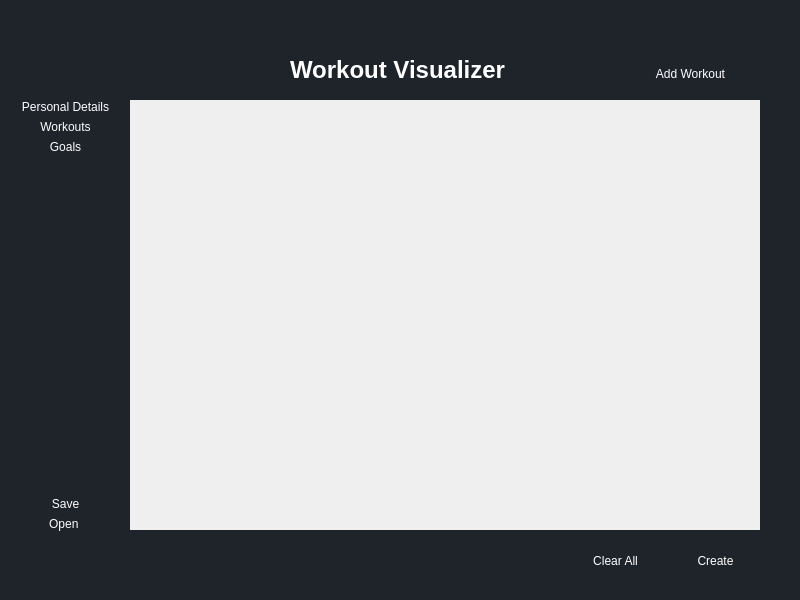
Old version of the form src/designer_files/home_view.ui in the repository Meviii/Workout-Visualizer.
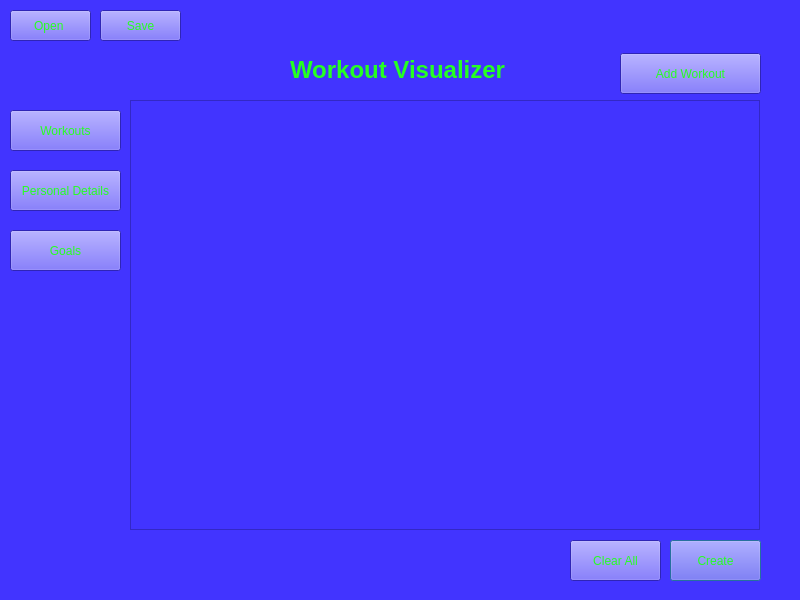
New version of the form.

Diff of the .ui file:
```diff
--- a/src/designer_files/home_view.ui
+++ b/src/designer_files/home_view.ui
@@ -17,31 +17,10 @@
    <bool>false</bool>
   </property>
   <property name="styleSheet">
-   <string notr="true">*{
-	border: none;
-	background-color:transparent;
-	background:none;
-	padding:0;
-	margin:0;
-	color:#fff;
-}
-
-#home_view{
-	background-color:#1f232a;
-}
-
-#verticalLayout{
-	background-color:#16191d;
-}
-
-#verticalLayout QPushButton{
-	text-align:left;
-	padding:5px 10px;
-	border-top-left-radius:10px;
-	border-bottom-left-radius:10px;
-}
-
-</string>
+   <string notr="true">border-color: rgb(255, 0, 127);
+color: rgb(38, 255, 34);
+font: 75 8pt &quot;MS Shell Dlg 2&quot;;
+background-color: rgb(66, 52, 255);</string>
   </property>
   <widget class="QLabel" name="home_title_label">
    <property name="geometry">
@@ -72,6 +51,22 @@
     <string>Create</string>
    </property>
   </widget>
+  <widget class="QPushButton" name="home_open_button">
+   <property name="geometry">
+    <rect>
+     <x>10</x>
+     <y>10</y>
+     <width>81</width>
+     <height>31</height>
+    </rect>
+   </property>
+   <property name="styleSheet">
+    <string notr="true">font: 75 8pt &quot;MS Shell Dlg 2&quot;;</string>
+   </property>
+   <property name="text">
+    <string>Open </string>
+   </property>
+  </widget>
   <widget class="QPushButton" name="home_clear_button">
    <property name="geometry">
     <rect>
@@ -88,6 +83,22 @@
     <string>Clear All</string>
    </property>
   </widget>
+  <widget class="QPushButton" name="home_save_button">
+   <property name="geometry">
+    <rect>
+     <x>100</x>
+     <y>10</y>
+     <width>81</width>
+     <height>31</height>
+    </rect>
+   </property>
+   <property name="styleSheet">
+    <string notr="true">font: 75 8pt &quot;MS Shell Dlg 2&quot;;</string>
+   </property>
+   <property name="text">
+    <string>Save</string>
+   </property>
+  </widget>
   <widget class="QPushButton" name="home_add_workout_button">
    <property name="geometry">
     <rect>
@@ -167,87 +178,60 @@
      <rect>
       <x>0</x>
       <y>0</y>
-      <width>630</width>
-      <height>430</height>
+      <width>628</width>
+      <height>428</height>
      </rect>
     </property>
     <layout class="QGridLayout" name="gridLayout"/>
    </widget>
   </widget>
-  <widget class="QWidget" name="verticalLayoutWidget">
+  <widget class="QPushButton" name="home_add_workout_button_2">
    <property name="geometry">
     <rect>
      <x>10</x>
-     <y>100</y>
+     <y>110</y>
      <width>111</width>
-     <height>431</height>
+     <height>41</height>
     </rect>
    </property>
-   <layout class="QVBoxLayout" name="verticalLayout">
-    <item>
-     <widget class="QPushButton" name="home_add_workout_button_3">
-      <property name="styleSheet">
-       <string notr="true">font: 75 8pt &quot;MS Shell Dlg 2&quot;;</string>
-      </property>
-      <property name="text">
-       <string>Personal Details</string>
-      </property>
-     </widget>
-    </item>
-    <item>
-     <widget class="QPushButton" name="home_add_workout_button_2">
-      <property name="styleSheet">
-       <string notr="true">font: 75 8pt &quot;MS Shell Dlg 2&quot;;</string>
-      </property>
-      <property name="text">
-       <string>Workouts</string>
-      </property>
-     </widget>
-    </item>
-    <item>
-     <widget class="QPushButton" name="home_add_workout_button_4">
-      <property name="styleSheet">
-       <string notr="true">font: 75 8pt &quot;MS Shell Dlg 2&quot;;</string>
-      </property>
-      <property name="text">
-       <string>Goals</string>
-      </property>
-     </widget>
-    </item>
-    <item>
-     <spacer name="verticalSpacer">
-      <property name="orientation">
-       <enum>Qt::Vertical</enum>
-      </property>
-      <property name="sizeHint" stdset="0">
-       <size>
-        <width>20</width>
-        <height>30</height>
-       </size>
-      </property>
-     </spacer>
-    </item>
-    <item>
-     <widget class="QPushButton" name="home_save_button">
-      <property name="styleSheet">
-       <string notr="true">font: 75 8pt &quot;MS Shell Dlg 2&quot;;</string>
-      </property>
-      <property name="text">
-       <string>Save</string>
-      </property>
-     </widget>
-    </item>
-    <item>
-     <widget class="QPushButton" name="home_open_button">
-      <property name="styleSheet">
-       <string notr="true">font: 75 8pt &quot;MS Shell Dlg 2&quot;;</string>
-      </property>
-      <property name="text">
-       <string>Open </string>
-      </property>
-     </widget>
-    </item>
-   </layout>
+   <property name="styleSheet">
+    <string notr="true">font: 75 8pt &quot;MS Shell Dlg 2&quot;;</string>
+   </property>
+   <property name="text">
+    <string>Workouts</string>
+   </property>
+  </widget>
+  <widget class="QPushButton" name="home_add_workout_button_3">
+   <property name="geometry">
+    <rect>
+     <x>10</x>
+     <y>170</y>
+     <width>111</width>
+     <height>41</height>
+    </rect>
+   </property>
+   <property name="styleSheet">
+    <string notr="true">font: 75 8pt &quot;MS Shell Dlg 2&quot;;</string>
+   </property>
+   <property name="text">
+    <string>Personal Details</string>
+   </property>
+  </widget>
+  <widget class="QPushButton" name="home_add_workout_button_4">
+   <property name="geometry">
+    <rect>
+     <x>10</x>
+     <y>230</y>
+     <width>111</width>
+     <height>41</height>
+    </rect>
+   </property>
+   <property name="styleSheet">
+    <string notr="true">font: 75 8pt &quot;MS Shell Dlg 2&quot;;</string>
+   </property>
+   <property name="text">
+    <string>Goals</string>
+   </property>
   </widget>
  </widget>
  <tabstops>
```
Left out of the diff: 1 changed line with no effect on the pictures.
